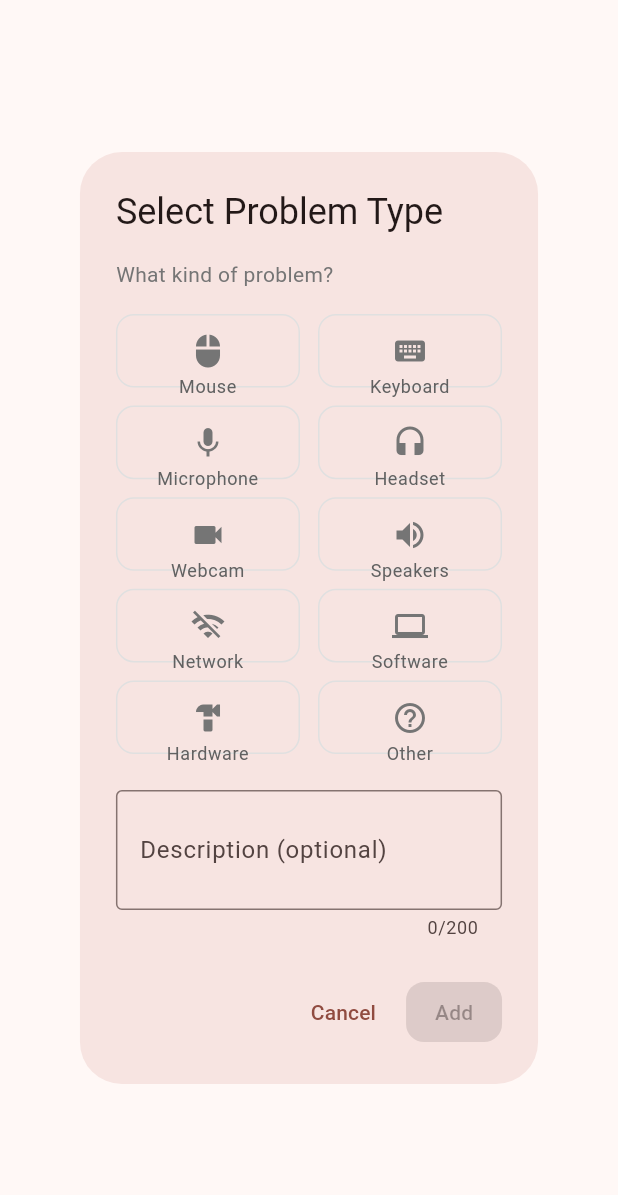
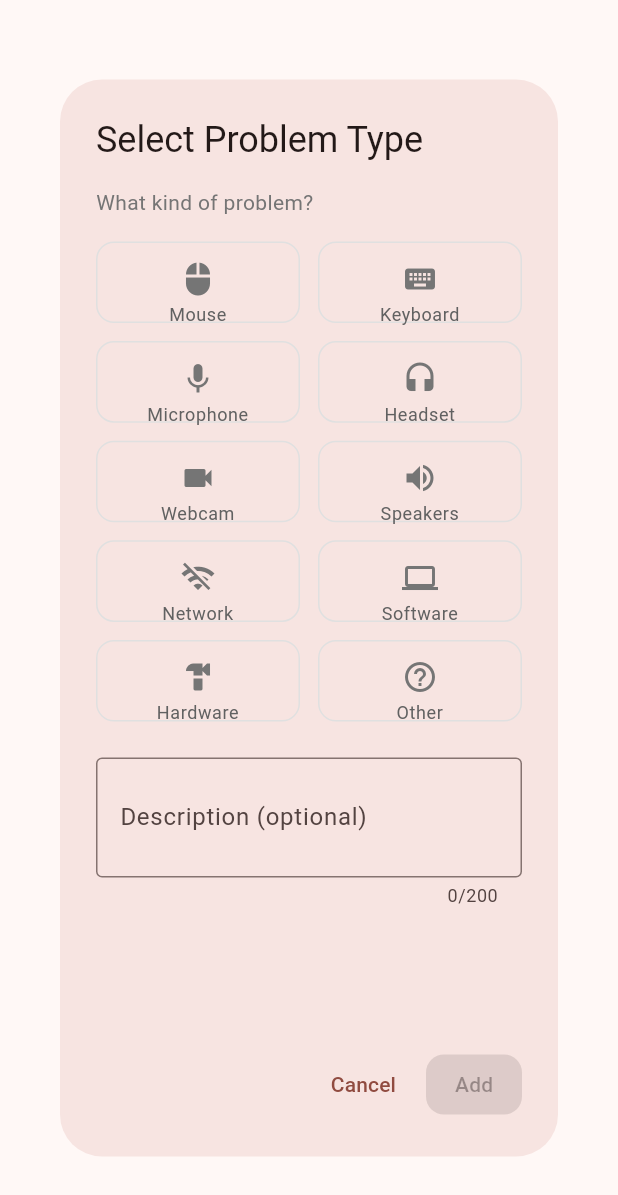
Before and after one commit to tujii/angry_raphi_flutter, a Flutter app: the RaphconTypeSelectionDialog widget shown alone on an empty page, opened directly with empty values, on a phone screen of 412 x 824 dp. Shown: the top 1195 px of the screen. Run offline on Flutter 3.47's test engine with Material 3 defaults, Android fonts, the phone set to English and light mode, and no system bars; our stand-ins replace bloc, cloud_firestore, connectivity_plus, dartz, equatable, firebase_auth and 7 more; accounts and stored records are empty; generated files the repository leaves out were written again.

Commit message:
feat: Update dialog layouts for better usability and responsiveness

```diff
--- a/lib/features/user/presentation/widgets/initials_add_user_dialog.dart
+++ b/lib/features/user/presentation/widgets/initials_add_user_dialog.dart
@@ -39,7 +39,9 @@ class _InitialsAddUserDialogState extends State<InitialsAddUserDialog> {
   Widget build(BuildContext context) {
     return AlertDialog(
       title: Text(AppLocalizations.of(context)!.addPersonWithInitials),
-      content: Form(
+      content: SizedBox(
+        width: 350,
+        child: Form(
           key: _formKey,
           child: Column(
             mainAxisSize: MainAxisSize.min,
@@ -150,6 +152,7 @@ class _InitialsAddUserDialogState extends State<InitialsAddUserDialog> {
             ],
           ),
         ),
+      ),
       actions: [
         TextButton(
           onPressed: () => Navigator.of(context).pop(),
--- a/lib/shared/widgets/raphcon_type_selection_dialog.dart
+++ b/lib/shared/widgets/raphcon_type_selection_dialog.dart
@@ -36,7 +36,10 @@ class _RaphconTypeSelectionDialogState
 
     return AlertDialog(
       title: Text(localizations.selectProblemType),
-      content: SingleChildScrollView(
+      content: SizedBox(
+        width: 450,
+        height: 550,
+        child: SingleChildScrollView(
           child: Column(
             mainAxisSize: MainAxisSize.min,
             crossAxisAlignment: CrossAxisAlignment.start,
@@ -66,6 +69,7 @@ class _RaphconTypeSelectionDialogState
                 maxLength: 200,
               ),
             ],
+          ),
         ),
       ),
       actions: [
```
Also changed, not shown: lib/features/user/presentation/widgets/public_user_list_page.dart (+7 -2 lines). Lines whose indentation alone changed are shown as unchanged.
